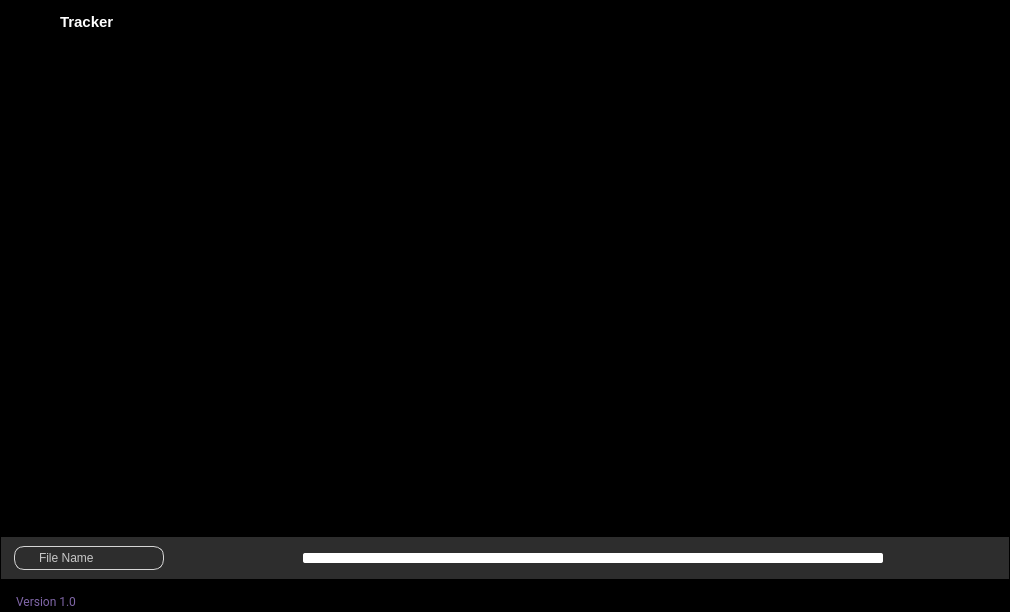
Qt form ui/pages/heatmap.ui (elian-olbz/mlbb-drafting-and-simulation-tools) before a commit.
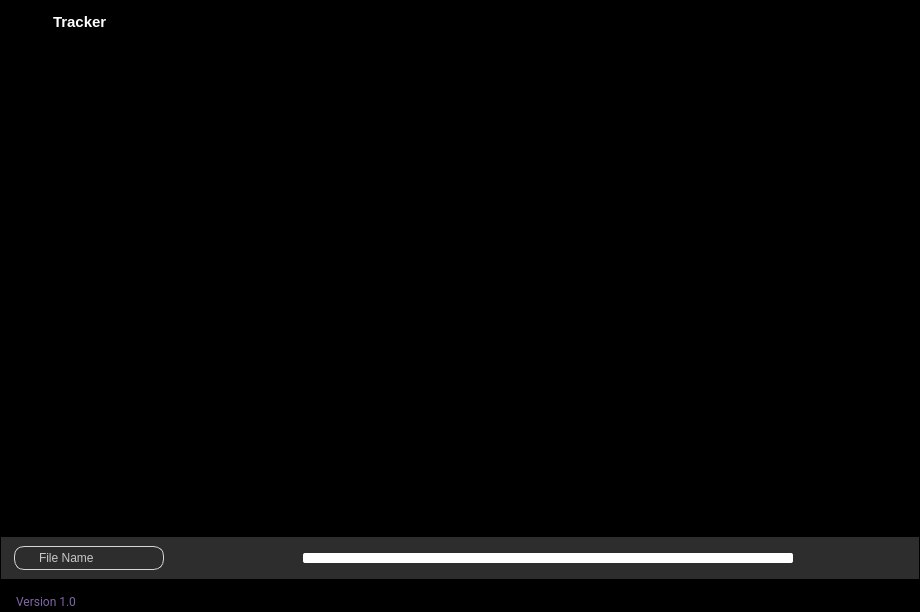
The same form after that commit. Icons and pictures are not drawn.

```diff
--- a/ui/pages/heatmap.ui
+++ b/ui/pages/heatmap.ui
@@ -6,7 +6,7 @@
    <rect>
     <x>0</x>
     <y>0</y>
-    <width>1010</width>
+    <width>920</width>
     <height>612</height>
    </rect>
   </property>
@@ -194,7 +194,7 @@
                   </property>
                   <layout class="QHBoxLayout" name="horizontalLayout_11">
                    <property name="spacing">
-                    <number>15</number>
+                    <number>8</number>
                    </property>
                    <property name="leftMargin">
                     <number>12</number>
```
Left out of the diff: 2 changed lines with no effect on the pictures.
